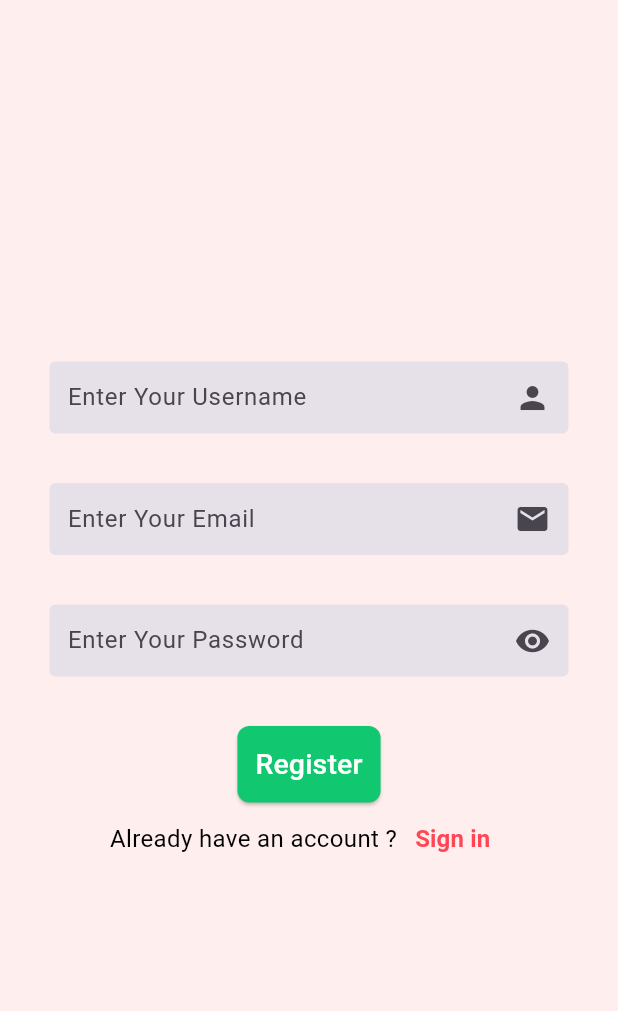
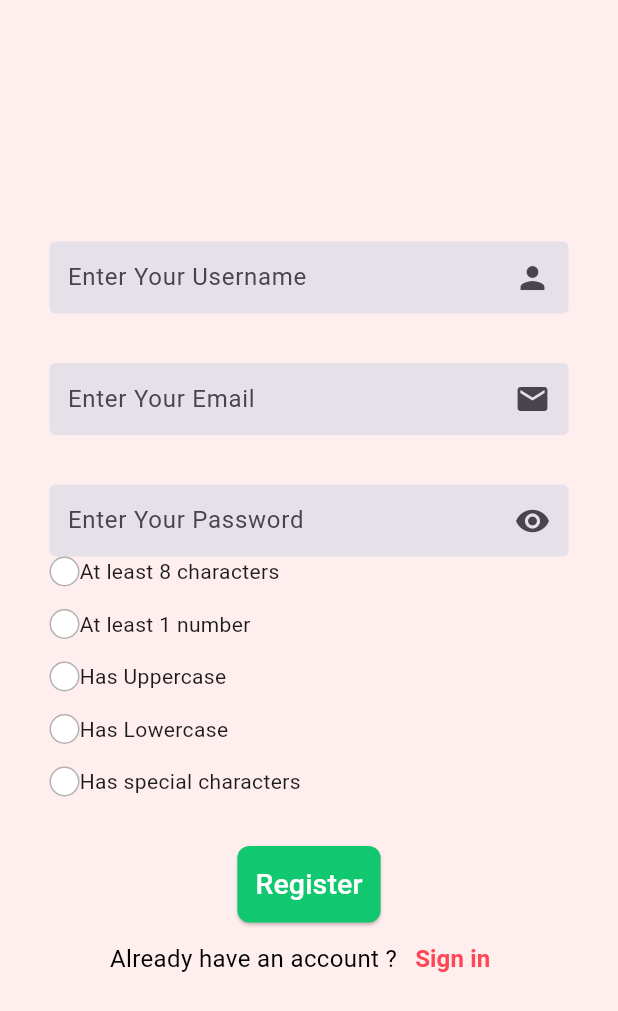
Before and after one commit to Diaf-Abderrahmane/flower_app, a Flutter app: the screen it shows after launch, on a phone screen of 412 x 824 dp. Shown: the top 1011 px of the screen. Run offline on Flutter 3.47's test engine with Material 3 defaults, Android fonts, the phone set to English and light mode, and no system bars; our stand-ins replace firebase_auth, firebase_core; accounts and stored records are empty.

Commit message:
At least 8 characters - RegExp + on changed-

```diff
--- a/lib/pages/register.dart
+++ b/lib/pages/register.dart
@@ -20,6 +20,18 @@ class _RegisterState extends State<Register> {
   bool isLoading = false;
   final _formkey = GlobalKey<FormState>();
   bool obscurePassword = true;
+
+  bool isPassword8Char = false;
+  onPasswordChanged(String password) {
+    setState(() {
+      // isPassword8Char = false;
+      if (password.contains(RegExp(r'.{8,}'))) {
+        isPassword8Char = true;
+      } else {
+        isPassword8Char = false;
+      }
+    });
+  }
 
   register() async {
     setState(() {
@@ -107,6 +119,9 @@ class _RegisterState extends State<Register> {
                       height: 33,
                     ),
                     TextFormField(
+                      onChanged: (password) {
+                        onPasswordChanged(password);
+                      },
                       validator: (value) {
                         return value!.length < 8
                             ? "Enter at least 8 characters"
@@ -130,6 +145,136 @@ class _RegisterState extends State<Register> {
                                   ? Icon(Icons.visibility)
                                   : Icon(Icons.visibility_off))),
                     ),
+
+                    Row(
+                      children: [
+                        Container(
+                          child: Icon(
+                            Icons.check,
+                            color: Colors.white,
+                            size: 15,
+                          ),
+                          height: 20,
+                          width: 20,
+                          decoration: BoxDecoration(
+                              shape: BoxShape.circle,
+                              color:
+                                  isPassword8Char ? Colors.green : Colors.white,
+                              border: Border.all(
+                                  color: const Color.fromARGB(
+                                      255, 179, 177, 177))),
+                        ),
+                        SizedBox(
+                          height: 12,
+                        ),
+                        Text("At least 8 characters")
+                      ],
+                    ),
+                    SizedBox(
+                      height: 15,
+                    ),
+                    Row(
+                      children: [
+                        Container(
+                          child: Icon(
+                            Icons.check,
+                            color: Colors.white,
+                            size: 15,
+                          ),
+                          height: 20,
+                          width: 20,
+                          decoration: BoxDecoration(
+                              shape: BoxShape.circle,
+                              color: Colors.white,
+                              border: Border.all(
+                                  color: const Color.fromARGB(
+                                      255, 179, 177, 177))),
+                        ),
+                        SizedBox(
+                          height: 12,
+                        ),
+                        Text("At least 1 number")
+                      ],
+                    ),
+                    SizedBox(
+                      height: 15,
+                    ),
+                    Row(
+                      children: [
+                        Container(
+                          child: Icon(
+                            Icons.check,
+                            color: Colors.white,
+                            size: 15,
+                          ),
+                          height: 20,
+                          width: 20,
+                          decoration: BoxDecoration(
+                              shape: BoxShape.circle,
+                              color: Colors.white,
+                              border: Border.all(
+                                  color: const Color.fromARGB(
+                                      255, 179, 177, 177))),
+                        ),
+                        SizedBox(
+                          height: 12,
+                        ),
+                        Text("Has Uppercase")
+                      ],
+                    ),
+                    SizedBox(
+                      height: 15,
+                    ),
+                    Row(
+                      children: [
+                        Container(
+                          child: Icon(
+                            Icons.check,
+                            color: Colors.white,
+                            size: 15,
+                          ),
+                          height: 20,
+                          width: 20,
+                          decoration: BoxDecoration(
+                              shape: BoxShape.circle,
+                              color: Colors.white,
+                              border: Border.all(
+                                  color: const Color.fromARGB(
+                                      255, 179, 177, 177))),
+                        ),
+                        SizedBox(
+                          height: 12,
+                        ),
+                        Text("Has Lowercase")
+                      ],
+                    ),
+                    SizedBox(
+                      height: 15,
+                    ),
+                    Row(
+                      children: [
+                        Container(
+                          child: Icon(
+                            Icons.check,
+                            color: Colors.white,
+                            size: 15,
+                          ),
+                          height: 20,
+                          width: 20,
+                          decoration: BoxDecoration(
+                              shape: BoxShape.circle,
+                              color: Colors.white,
+                              border: Border.all(
+                                  color: const Color.fromARGB(
+                                      255, 179, 177, 177))),
+                        ),
+                        SizedBox(
+                          height: 12,
+                        ),
+                        Text("Has special characters")
+                      ],
+                    ),
+
                     SizedBox(
                       height: 33,
                     ),
```
